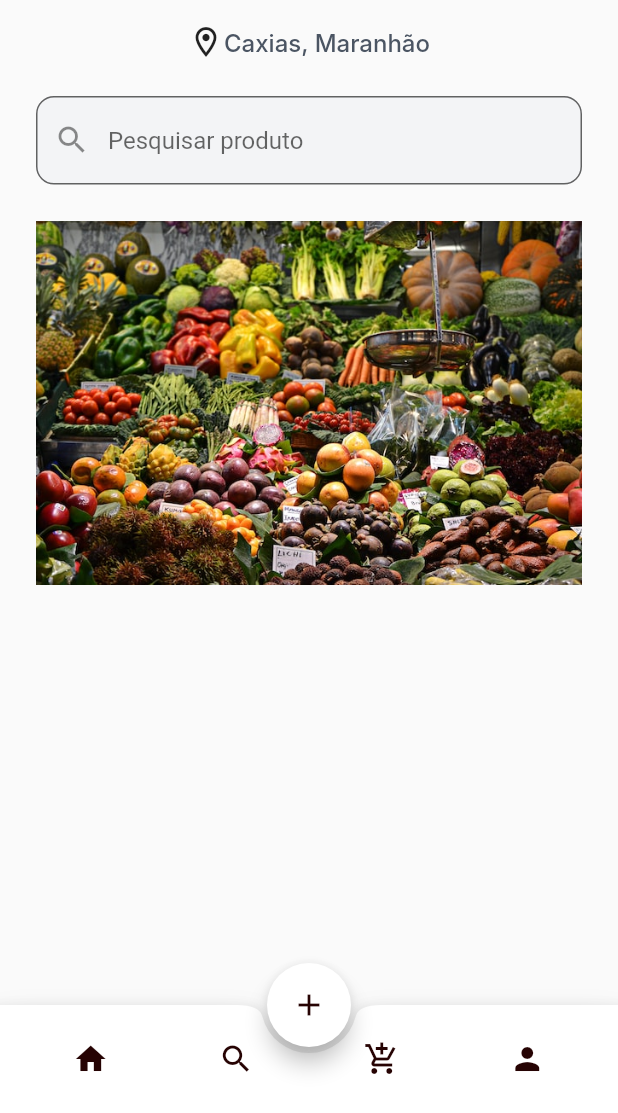
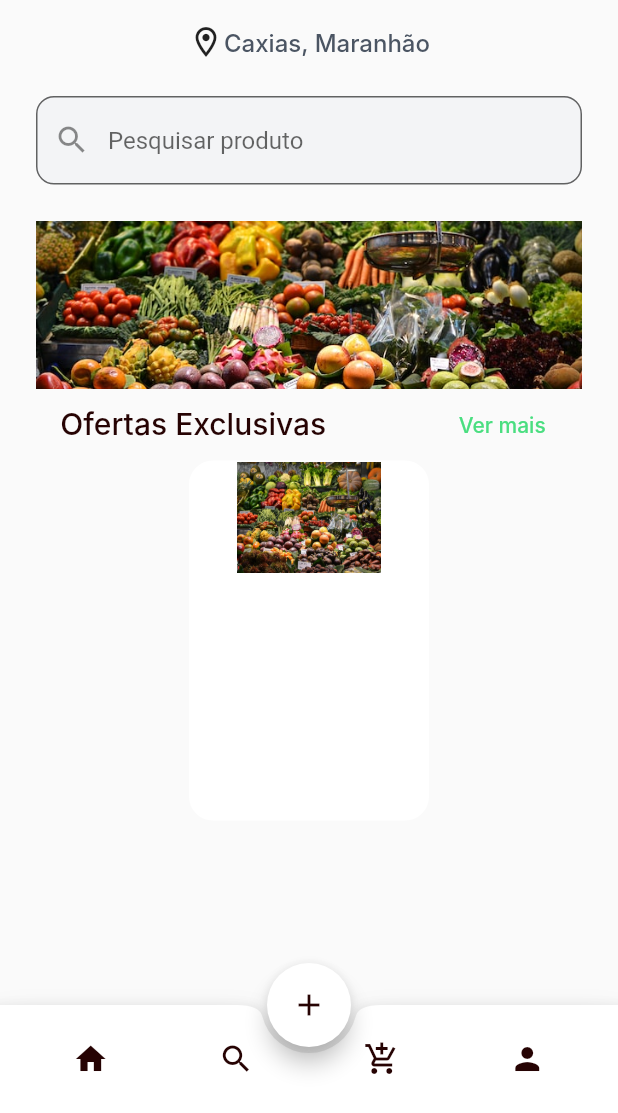
Before and after one commit to antonioclaudioofc/loja-de-alimentos, a Flutter app: the NavigationPage screen opened by its route, on a phone screen of 412 x 824 dp, the part 123-1236 px from its top. Run offline on Flutter 3.47's test engine with Material 2 defaults, Android fonts, the phone set to English and light mode, and no system bars; our stand-ins replace flutter_svg; Roboto replaces fonts that are missing (Inter).

Commit message:
create content home

```diff
--- a/lib/src/app/app_text_styles.dart
+++ b/lib/src/app/app_text_styles.dart
@@ -6,6 +6,13 @@ mixin AppTextStyles {
   static const h1 = TextStyle(
     fontFamily: "Inter",
     fontSize: 26,
+    color: AppColors.black,
+    fontWeight: FontWeight.w500,
+  );
+
+  static const h3 = TextStyle(
+    fontFamily: "Inter",
+    fontSize: 20,
     color: AppColors.black,
     fontWeight: FontWeight.w500,
   );
@@ -44,5 +51,4 @@ mixin AppTextStyles {
     color: AppColors.gray50,
     fontWeight: FontWeight.normal,
   );
-
 }
--- /dev/null
+++ b/lib/src/pages/components/label_title_product.dart
@@ -0,0 +1,28 @@
+import 'package:carrot_feirinha/src/app/app.dart';
+import 'package:flutter/material.dart';
+
+class LabelTitleProduct extends StatelessWidget {
+  const LabelTitleProduct({super.key});
+
+  @override
+  Widget build(BuildContext context) {
+    return Row(
+      mainAxisAlignment: MainAxisAlignment.spaceAround,
+      children: [
+        Text(
+          "Ofertas Exclusivas",
+          style: AppTextStyles.h3,
+        ),
+        TextButton(
+          onPressed: () {},
+          child: Text(
+            "Ver mais",
+            style: AppTextStyles.h4.copyWith(
+              color: AppColors.green400,
+            ),
+          ),
+        ),
+      ],
+    );
+  }
+}
--- a/lib/src/pages/home/home_page.dart
+++ b/lib/src/pages/home/home_page.dart
@@ -1,4 +1,6 @@
 import 'package:carrot_feirinha/src/app/app.dart';
+import 'package:carrot_feirinha/src/pages/components/label_title_product.dart';
+import 'package:carrot_feirinha/src/shared/components/card_product.dart';
 import 'package:flutter/material.dart';
 
 import '../../shared/components/context_main.dart';
@@ -20,20 +22,19 @@ class HomePage extends StatelessWidget {
           SizedBox(
             height: 24,
           ),
-          Container(
-            decoration: BoxDecoration(
-              borderRadius: BorderRadius.circular(12),
-            ),
-            child: Padding(
+          Padding(
             padding: const EdgeInsets.symmetric(
               horizontal: 24.0,
             ),
             child: Image.asset(
               "assets/images/fruits.jpg",
               width: double.infinity,
+              height: 112,
+              fit: BoxFit.fitWidth,
             ),
           ),
-          )
+          LabelTitleProduct(),
+          CardProduct(),
         ],
       ),
     );
--- /dev/null
+++ b/lib/src/shared/components/card_product.dart
@@ -0,0 +1,42 @@
+import 'package:flutter/material.dart';
+
+class CardProduct extends StatefulWidget {
+  const CardProduct({super.key});
+
+  @override
+  State<CardProduct> createState() => _CardProductState();
+}
+
+class _CardProductState extends State<CardProduct> {
+  @override
+  Widget build(BuildContext context) {
+    return Container(
+      width: 160,
+      height: 240,
+      decoration: ShapeDecoration(
+        color: Colors.white,
+        shape: RoundedRectangleBorder(
+          side: BorderSide(
+            width: 1,
+            color: Colors.white,
+          ),
+          borderRadius: BorderRadius.circular(16),
+        ),
+      ),
+      child: Column(
+        children: [
+          Container(
+            width: 96,
+            height: 74,
+            decoration: BoxDecoration(
+              image: DecorationImage(
+                image: AssetImage("assets/images/fruits.jpg"),
+                fit: BoxFit.cover,
+              ),
+            ),
+          )
+        ],
+      ),
+    );
+  }
+}
```
Lines whose indentation alone changed are shown as unchanged.
